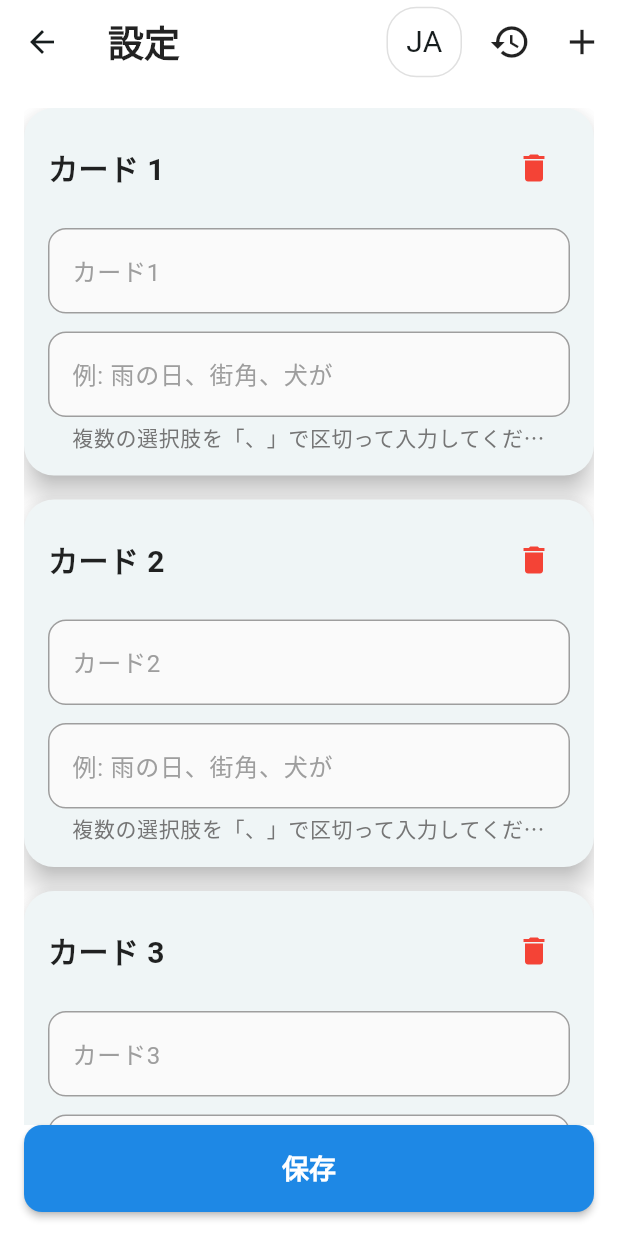
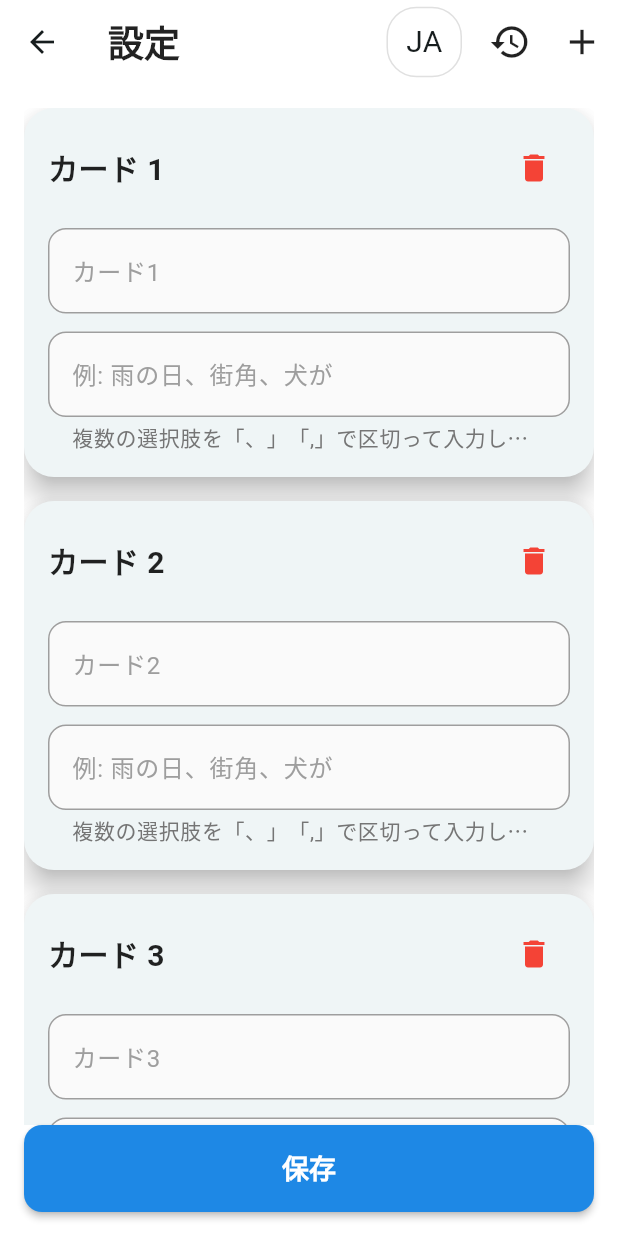
Before and after one commit to FinleyCox/roulette, a Flutter app: the screen it shows after launch, after a tap on the "settings" icon, on a phone screen of 412 x 824 dp. Run offline on Flutter 3.47's test engine with Material 3 defaults, Android fonts, the phone set to English and light mode, and no system bars; our stand-ins replace pull_to_refresh, shared_preferences; missing offline and left inert: scratcher; statements that could not run were skipped.

Commit message:
fix: 説明

```diff
--- a/lib/utils/language_utils.dart
+++ b/lib/utils/language_utils.dart
@@ -120,7 +120,7 @@ class LanguageUtils {
         case 'saved':
           return '保存しました';
         case 'multipleChoices':
-          return '複数の選択肢を「、」で区切って入力してください';
+          return '複数の選択肢を「、」「,」で区切って入力してください';
         case 'example':
           return '例: 雨の日、街角、犬が';
         case 'card':
```
